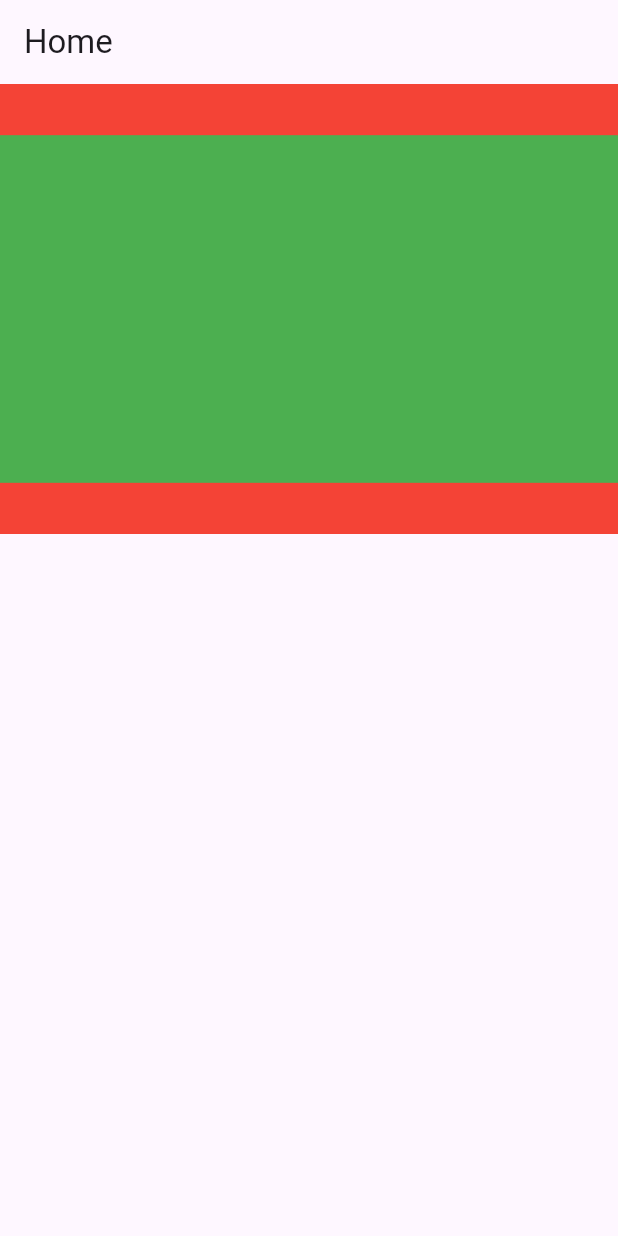
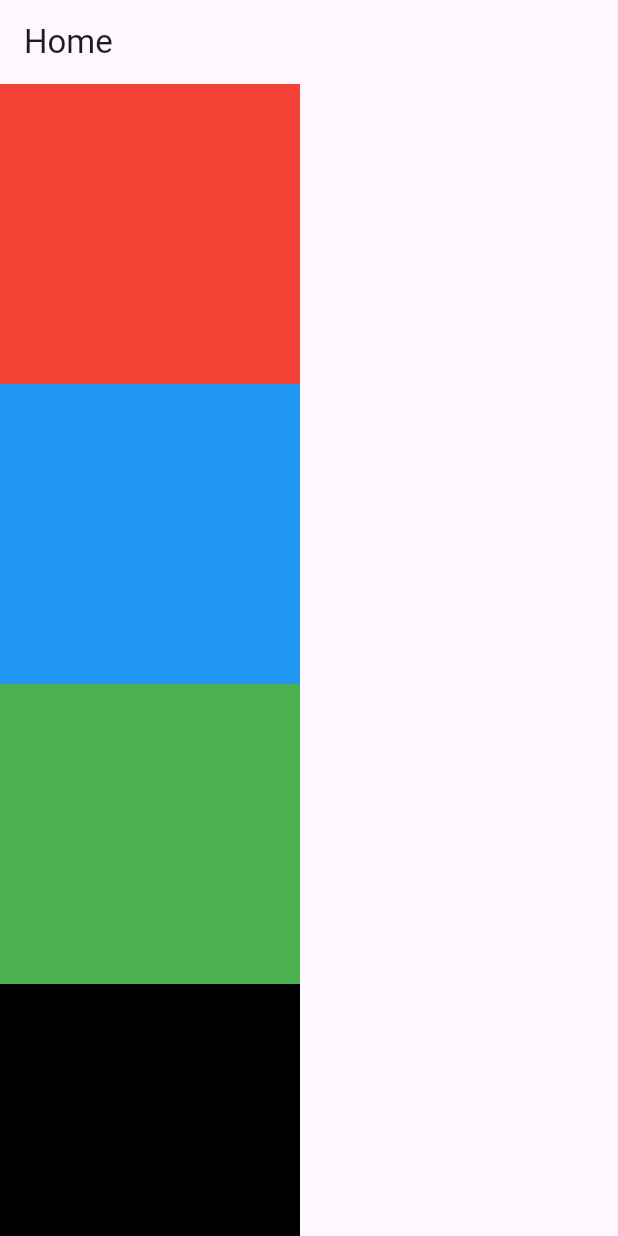
Before and after one commit to sam-in07/responsiveand-adaptive-by-Flutter, a Flutter app: the screen it shows after launch, on a phone screen of 412 x 824 dp. Run offline on Flutter 3.47's test engine with Material 3 defaults, Android fonts, the phone set to English and light mode, and no system bars.

Commit message:
done
hehee

```diff
--- a/respon_adaptive/lib/main.dart
+++ b/respon_adaptive/lib/main.dart
@@ -24,8 +24,8 @@ class HomeActivity extends StatelessWidget {
       appBar: AppBar(
         title: Text("Home"),
       ),
-
-      body: Container(
+     /*
+         body: Container(
         width: double.infinity,/// purata nive
         height: 300,
         color: Colors.red,
@@ -38,7 +38,51 @@ class HomeActivity extends StatelessWidget {
             ),
         ),
       ),
+      body: Center(
+        child: FractionallySizedBox(
+          widthFactor: 0.5 ,// pura parrt take hocche 1 ar koto onsho width dokhol korbe
+          heightFactor: 0.3,
+          //width 50% height 30%
+          child: Container(
+            color: Colors.red,
+          )
+        ),
+      ),
 
+
+      body: LayoutBuilder(
+        builder: (BuildContext context , BoxConstraints constrains) {
+          if(constrains.maxWidth > 600) {
+            return Container(height: 400, width: 400, color: Colors.blueGrey,);
+            // 600 upor gela mobile desive na chekcing arki
+          }
+          else {
+            return Container(height: 400, width: 400, color: Colors.yellow,);
+          }
+        },
+      ),
+    */
+      body: SingleChildScrollView(
+        // jokhon container height display height theka besi hoi jabe tokhon e ami scroollview add korbo  ke SingleChildScrollView
+        //ke  anbo
+        scrollDirection: Axis.vertical,// kemna scroll korbooo
+        child: Column(
+
+          mainAxisAlignment: MainAxisAlignment.start, // main axis allignment hobe suru theke
+
+          // jokhon container height display height theka besi hoi jabe tokhon e ami scroollview add korbo
+          children: [
+            Container(height: 200,width: 200,color: Colors.red,) ,
+            Container(height: 200,width: 200,color: Colors.blue,) ,
+            Container(height: 200,width: 200,color: Colors.green,) ,
+            Container(height: 200,width: 200,color: Colors.black,) ,
+            Container(height: 200,width: 200,color: Colors.yellow,) ,
+            Container(height: 200,width: 200,color: Colors.grey,) ,
+            Container(height: 200,width: 200,color: Colors.purple,) ,
+            Container(height: 200,width: 200,color: Colors.teal,) ,
+          ],
+        ),
+      )
     );
   }
 //activity vitore txt dey amra throw korsi data
```
